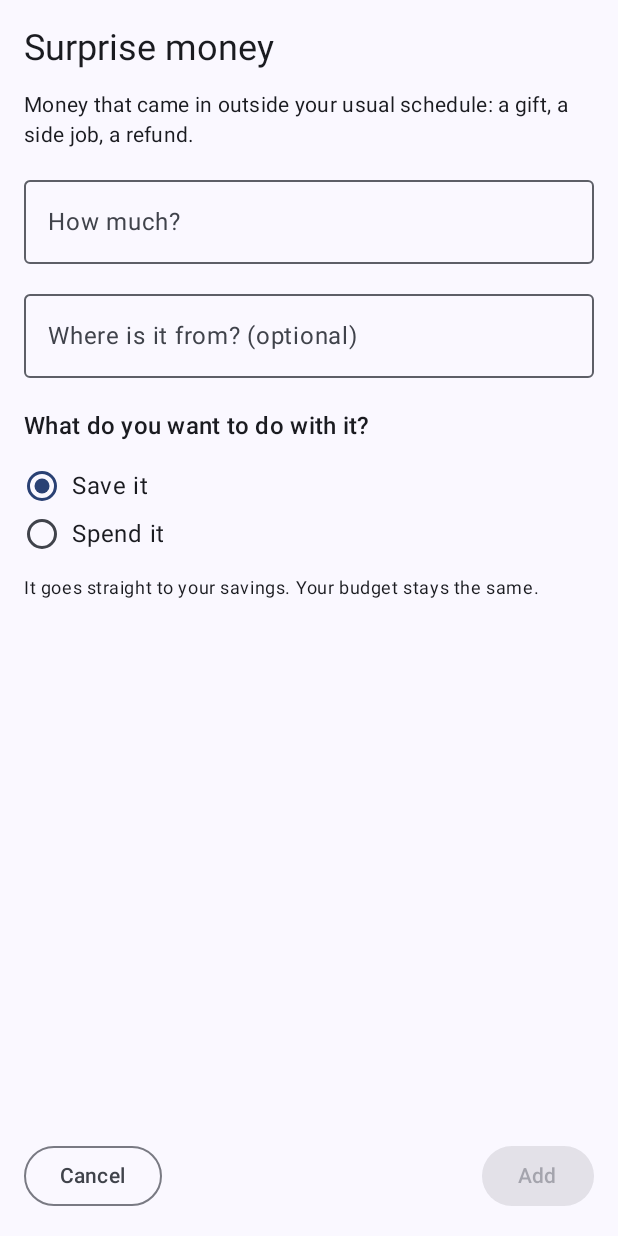
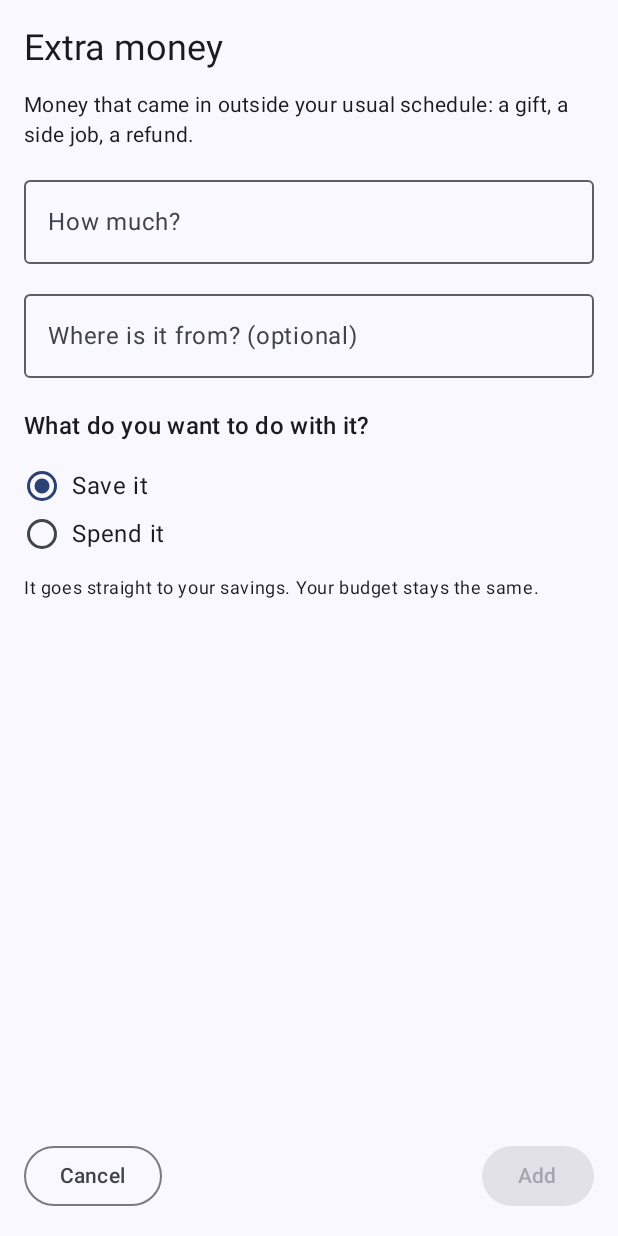
Before and after one commit to sastreDie/SuperSave, an Android app built with Jetpack Compose: the composable ExtraMoneyScreen shown on its own in the app's theme, on a phone screen of 412 x 824 dp. Run offline under Robolectric (Android 15) with nearby library versions, the phone set to English and light mode, and no system bars; our stand-ins replace Room's generated code; 1 statement that could not run was skipped.

Commit message:
Add month review, activity log, backdated expenses and midnight refresh
- Month review screen (D9, D21, D25): "You saved", the goal line, and
  Keep it / Spend it for the leftover; changing it moves the money into or
  out of savings and the current week feels it right away (D18)
- Home shows a card for a closed month waiting for review, and a line when
  this month is short (D25)
- Activity log (D34): expenses, incomes, extra money, fixed payments,
  corrections and savings moves; tap to adjust or remove
- Expenses can be dated earlier in the current month (D35)
- "Surprise money" renamed to "Extra money"
- Widgets redraw once a day after midnight (WorkManager)
- Database v2 (ledger.linkedEntryId) and v3 (month_reviews.reviewed),
  both auto-migrated
- Debug pretend date is saved with commit() so it can't come back
- DESIGN.md (D9 update, D33 Spend it note, D34, D35) and DATA_MODEL.md
  brought up to date

Co-Authored-By: Claude Opus 5.5 <noreply@anthropic.com>

```diff
--- a/app/src/main/java/com/diegodavid/supersave/AppClock.kt
+++ b/app/src/main/java/com/diegodavid/supersave/AppClock.kt
@@ -35,6 +35,10 @@ object AppClock {
     /** null = go back to the real date. */
     fun setPretend(date: LocalDate?) {
         _pretend.value = date
-        prefs?.edit()?.apply { if (date == null) remove(KEY) else putString(KEY, date.toString()) }?.apply()
+        // commit(), not apply(): written to disk right away, so a reinstall or a killed
+        // process can't bring back an older pretend date.
+        val editor = prefs?.edit() ?: return
+        if (date == null) editor.remove(KEY) else editor.putString(KEY, date.toString())
+        editor.commit()
     }
 }
--- a/app/src/main/java/com/diegodavid/supersave/MainActivity.kt
+++ b/app/src/main/java/com/diegodavid/supersave/MainActivity.kt
@@ -26,15 +26,16 @@ import com.diegodavid.supersave.data.SuperSaveDatabase
 import com.diegodavid.supersave.ui.CorrectBalanceScreen
 import com.diegodavid.supersave.ui.HomeScreen
 import com.diegodavid.supersave.ui.MainViewModel
+import com.diegodavid.supersave.ui.MonthReviewScreen
 import com.diegodavid.supersave.ui.SettingsScreen
-import com.diegodavid.supersave.ui.SurpriseMoneyScreen
+import com.diegodavid.supersave.ui.ExtraMoneyScreen
 import com.diegodavid.supersave.ui.WeighScreen
 import com.diegodavid.supersave.ui.setup.SetupScreen
 import com.diegodavid.supersave.ui.theme.SuperSaveTheme
 import kotlinx.coroutines.flow.map
 
 /** The screens after setup. Home is the start; the others go back to it. */
-enum class Screen { HOME, EXPENSE, SURPRISE, CORRECT, SETTINGS }
+enum class Screen { HOME, EXPENSE, EXTRA, CORRECT, SETTINGS, REVIEW }
 
 /**
  * The one screen Android opens when you tap the app icon or a widget.
@@ -111,13 +112,15 @@ private fun MainScreens(modifier: Modifier, requested: MutableState<Screen?>, vm
         Screen.HOME -> HomeScreen(
             vm,
             onExpense = { screen = Screen.EXPENSE },
-            onSurprise = { screen = Screen.SURPRISE },
+            onExtra = { screen = Screen.EXTRA },
+            onReview = { screen = Screen.REVIEW },
             onCorrect = { screen = Screen.CORRECT },
             onSettings = { screen = Screen.SETTINGS },
             modifier = modifier,
         )
         Screen.EXPENSE -> WeighScreen(vm, onDone = home, modifier = modifier)
-        Screen.SURPRISE -> SurpriseMoneyScreen(vm, onDone = home, modifier = modifier)
+        Screen.EXTRA -> ExtraMoneyScreen(vm, onDone = home, modifier = modifier)
+        Screen.REVIEW -> MonthReviewScreen(vm, onDone = home, modifier = modifier)
         Screen.CORRECT -> CorrectBalanceScreen(vm, onDone = home, modifier = modifier)
         Screen.SETTINGS -> SettingsScreen(vm, onBack = home, modifier = modifier)
     }
--- a/app/src/main/java/com/diegodavid/supersave/SuperSaveApp.kt
+++ b/app/src/main/java/com/diegodavid/supersave/SuperSaveApp.kt
@@ -2,6 +2,7 @@ package com.diegodavid.supersave
 
 import android.app.Application
 import com.diegodavid.supersave.data.SuperSaveDatabase
+import com.diegodavid.supersave.widget.MidnightRefreshWorker
 import com.diegodavid.supersave.widget.refreshWidget
 import kotlinx.coroutines.CoroutineScope
 import kotlinx.coroutines.Dispatchers
@@ -26,6 +27,7 @@ class SuperSaveApp : Application() {
     override fun onCreate() {
         super.onCreate()
         AppClock.init(this)
+        MidnightRefreshWorker.schedule(this)
         val db = SuperSaveDatabase.get(this)
         appScope.launch {
             db.invalidationTracker
--- a/app/src/main/java/com/diegodavid/supersave/data/Daos.kt
+++ b/app/src/main/java/com/diegodavid/supersave/data/Daos.kt
@@ -35,13 +35,29 @@ interface LedgerDao {
     @Query("SELECT COALESCE(-SUM(amount), 0) FROM ledger WHERE type = 'EXPENSE' AND date BETWEEN :start AND :end")
     suspend fun spentBetween(start: LocalDate, end: LocalDate): Long
 
-    /** The expense rows themselves, newest first (the list on the home screen). */
-    @Query("SELECT * FROM ledger WHERE type = 'EXPENSE' AND date BETWEEN :start AND :end ORDER BY date DESC, id DESC")
-    suspend fun expensesBetween(start: LocalDate, end: LocalDate): List<LedgerEntry>
+    /**
+     * The activity log on home: every row between two dates, newest first, except the
+     * savings halves of extra money (they're shown as part of their income row).
+     */
+    @Query("SELECT * FROM ledger WHERE date BETWEEN :start AND :end AND linkedEntryId IS NULL ORDER BY date DESC, id DESC")
+    suspend fun activityBetween(start: LocalDate, end: LocalDate): List<LedgerEntry>
 
-    /** Only expenses can be deleted by hand; the other rows are history. */
-    @Query("DELETE FROM ledger WHERE id = :id AND type = 'EXPENSE'")
-    suspend fun deleteExpense(id: Long)
+    /** Ids of the rows that have a linked savings half (extra money that was saved). */
+    @Query("SELECT linkedEntryId FROM ledger WHERE linkedEntryId IS NOT NULL AND date BETWEEN :start AND :end")
+    suspend fun savedLinksBetween(start: LocalDate, end: LocalDate): List<Long>
+
+    @Query("SELECT * FROM ledger WHERE id = :id")
+    suspend fun get(id: Long): LedgerEntry?
+
+    @Update
+    suspend fun update(entry: LedgerEntry)
+
+    /** Removes a row and its linked savings half, if it has one. */
+    @Query("DELETE FROM ledger WHERE id = :id OR linkedEntryId = :id")
+    suspend fun deleteWithLinked(id: Long)
+
+    @Query("UPDATE ledger SET amount = :amount WHERE linkedEntryId = :id")
+    suspend fun updateLinkedAmount(id: Long, amount: Long)
 
     /** Dates a fixed payment was already deducted, so it's never deducted twice. */
     @Query("SELECT date FROM ledger WHERE paymentId = :paymentId")
@@ -121,6 +137,17 @@ interface MonthReviewDao {
 
     @Query("SELECT * FROM month_reviews WHERE month = :month")
     suspend fun get(month: java.time.YearMonth): MonthReview?
+
+    /** The newest closed month the user hasn't reviewed yet (D9), or null. */
+    @Query("SELECT * FROM month_reviews WHERE reviewed = 0 ORDER BY month DESC LIMIT 1")
+    suspend fun latestUnreviewed(): MonthReview?
+
+    @Update
+    suspend fun update(review: MonthReview)
+
+    /** After reviewing a month, older unreviewed ones keep their automatic choice. */
+    @Query("UPDATE month_reviews SET reviewed = 1 WHERE month < :month")
+    suspend fun markReviewedBefore(month: java.time.YearMonth)
 }
 
 @Dao
--- a/app/src/main/java/com/diegodavid/supersave/data/LedgerEntry.kt
+++ b/app/src/main/java/com/diegodavid/supersave/data/LedgerEntry.kt
@@ -24,5 +24,8 @@ data class LedgerEntry(
     val note: String? = null,
     // Set when a RecurringIncome / FixedPayment created this entry automatically.
     val incomeId: Long? = null,
-    val paymentId: Long? = null
+    val paymentId: Long? = null,
+    // Database v2: a SAVINGS_TRANSFER that belongs to another row, e.g. the "save it"
+    // half of extra money (D31). Editing or removing that row changes this one too.
+    val linkedEntryId: Long? = null,
 )
--- a/app/src/main/java/com/diegodavid/supersave/data/SuperSaveDatabase.kt
+++ b/app/src/main/java/com/diegodavid/supersave/data/SuperSaveDatabase.kt
@@ -1,6 +1,7 @@
 package com.diegodavid.supersave.data
 
 import android.content.Context
+import androidx.room.AutoMigration
 import androidx.room.Database
 import androidx.room.Room
 import androidx.room.RoomDatabase
@@ -19,8 +20,11 @@ import androidx.room.TypeConverters
         MonthReview::class,
         Settings::class,
     ],
-    version = 1,
+    version = 3,
     exportSchema = true,
+    // v2 adds ledger.linkedEntryId; v3 adds month_reviews.reviewed. Room writes these
+    // migrations itself from the exported schemas (app/schemas), and existing data is kept.
+    autoMigrations = [AutoMigration(from = 1, to = 2), AutoMigration(from = 2, to = 3)],
 )
 @TypeConverters(Converters::class)
 abstract class SuperSaveDatabase : RoomDatabase() {
--- a/app/src/main/java/com/diegodavid/supersave/ui/SurpriseMoneyScreen.kt
+++ b/app/src/main/java/com/diegodavid/supersave/ui/ExtraMoneyScreen.kt
@@ -29,11 +29,11 @@ import com.diegodavid.supersave.R
 import com.diegodavid.supersave.data.ReviewChoice
 
 /**
- * Surprise money (D7, D31): money that arrived outside any schedule. The user picks
+ * Extra money (D7, D31): money that arrived outside any schedule. The user picks
  * whether it goes to savings or to this month's spending. (UI by Claude, Nivel 2.)
  */
 @Composable
-fun SurpriseMoneyScreen(vm: MainViewModel, onDone: () -> Unit, modifier: Modifier = Modifier) {
+fun ExtraMoneyScreen(vm: MainViewModel, onDone: () -> Unit, modifier: Modifier = Modifier) {
     val settings by vm.settings.collectAsStateWithLifecycle()
     var amountText by rememberSaveable { mutableStateOf("") }
     var note by rememberSaveable { mutableStateOf("") }
@@ -47,27 +47,27 @@ fun SurpriseMoneyScreen(vm: MainViewModel, onDone: () -> Unit, modifier: Modifie
             Modifier.weight(1f).verticalScroll(rememberScrollState()),
             verticalArrangement = Arrangement.spacedBy(12.dp),
         ) {
-            ScreenTitle(stringResource(R.string.surprise_title), stringResource(R.string.surprise_body))
+            ScreenTitle(stringResource(R.string.extra_title), stringResource(R.string.extra_body))
             MoneyField(
                 value = amountText,
                 onValueChange = { amountText = it },
-                label = stringResource(R.string.surprise_amount),
+                label = stringResource(R.string.extra_amount),
                 isError = amountText.isNotBlank() && amount == null,
             )
             OutlinedTextField(
                 value = note,
                 onValueChange = { note = it },
-                label = { Text(stringResource(R.string.surprise_note)) },
+                label = { Text(stringResource(R.string.extra_note)) },
                 singleLine = true,
                 modifier = Modifier.fillMaxWidth(),
             )
-            SectionTitle(stringResource(R.string.surprise_question))
+            SectionTitle(stringResource(R.string.extra_question))
             Column(Modifier.selectableGroup()) {
-                RadioRow(stringResource(R.string.surprise_save), saveIt) { save = true }
-                RadioRow(stringResource(R.string.surprise_spend), !saveIt) { save = false }
+                RadioRow(stringResource(R.string.extra_save), saveIt) { save = true }
+                RadioRow(stringResource(R.string.extra_spend), !saveIt) { save = false }
             }
             Text(
-                stringResource(if (saveIt) R.string.surprise_save_note else R.string.surprise_spend_note),
+                stringResource(if (saveIt) R.string.extra_save_note else R.string.extra_spend_note),
                 style = MaterialTheme.typography.bodySmall,
             )
         }
@@ -75,9 +75,9 @@ fun SurpriseMoneyScreen(vm: MainViewModel, onDone: () -> Unit, modifier: Modifie
             OutlinedButton(onClick = onDone) { Text(stringResource(android.R.string.cancel)) }
             Spacer(Modifier.weight(1f))
             Button(
-                onClick = { vm.addSurpriseMoney(amount!!, note.trim().ifBlank { null }, saveIt); onDone() },
+                onClick = { vm.addExtraMoney(amount!!, note.trim().ifBlank { null }, saveIt); onDone() },
                 enabled = amount != null,
-            ) { Text(stringResource(R.string.surprise_add)) }
+            ) { Text(stringResource(R.string.extra_add)) }
         }
     }
 }
--- a/app/src/main/res/values/strings.xml
+++ b/app/src/main/res/values/strings.xml
@@ -70,17 +70,24 @@
     <string name="home_week">%1$s – %2$s</string>
     <string name="home_budget_spent">Budget %1$s · spent %2$s</string>
     <string name="expense_button">Check &amp; record an expense</string>
-    <string name="surprise_button">Surprise money</string>
+    <string name="extra_button">Extra money</string>
     <string name="stat_week_short">This week</string>
     <string name="stat_month">Left this month</string>
     <string name="stat_balance">Balance</string>
     <string name="stat_saved">Saved</string>
     <string name="home_goal_note">This month\'s savings goal of %1$s is already set aside.</string>
-    <string name="home_expenses_title">This week\'s expenses</string>
-    <string name="home_expenses_empty">Nothing spent this week yet.</string>
-    <string name="home_expense_no_note">Expense</string>
-    <string name="home_delete_title">Remove this expense?</string>
-    <string name="home_delete_body">The %1$s goes back into this week\'s budget.</string>
+    <string name="activity_title">Activity</string>
+    <string name="activity_empty">Nothing in the last month yet.</string>
+    <string name="activity_show_older">Show older</string>
+    <string name="activity_expense">Expense</string>
+    <string name="activity_extra">Extra money</string>
+    <string name="activity_extra_saved">Extra money · saved</string>
+    <string name="activity_income">Income</string>
+    <string name="activity_payment">Fixed payment</string>
+    <string name="activity_correction">Balance correction</string>
+    <string name="activity_to_savings">Moved to savings</string>
+    <string name="activity_note">Note</string>
+    <string name="activity_recurring_hint">This only changes this one time. To change it every time, edit it in Settings. If it didn\'t happen, set it to 0.</string>
 
     <!-- Weigh the payment (D29) -->
     <string name="weigh_title">Check &amp; record an expense</string>
@@ -117,6 +124,21 @@
     <string name="settings_stop_income_body">SuperSave won\'t expect this money anymore. What you already received stays in your history.</string>
     <string name="settings_stop_payment_body">SuperSave won\'t set money aside for it anymore. Past payments stay in your history.</string>
 
+    <string name="review_card">%1$s is over. See how it went</string>
+    <string name="review_title">How %1$s went</string>
+    <string name="review_you_saved">You saved</string>
+    <string name="review_goal_line">Savings goal: %1$s of %2$s</string>
+    <string name="review_goal_met">You met your savings goal!</string>
+    <string name="review_short">You were %1$s short of your goal. That\'s okay: a new month is a fresh start.</string>
+    <string name="review_leftover">You had %1$s left over</string>
+    <string name="review_spend_now">Spend it: it\'s added to this month\'s money</string>
+    <string name="review_done">Done</string>
+    <string name="home_short">Right now you\'re %1$s short for this month. Spending a little less will close the gap.</string>
+    <string name="weigh_date_today">Date: today</string>
+    <string name="weigh_date">Date: %1$s</string>
+    <string name="weigh_past_week">That day is in an earlier week, so this week\'s money doesn\'t change. It comes out of what\'s left this month.</string>
+    <string name="activity_from_savings">Taken out of savings</string>
+
     <!-- Widget picker -->
     <string name="widget_label">SuperSave summary</string>
     <string name="widget_description">This week, this month, your balance and savings</string>
@@ -125,17 +147,17 @@
     <string name="quick_widget_action">+ Record expense</string>
     <string name="quick_widget_left">%1$s left this week</string>
 
-    <!-- Surprise money (D31) -->
-    <string name="surprise_title">Surprise money</string>
-    <string name="surprise_body">Money that came in outside your usual schedule: a gift, a side job, a refund.</string>
-    <string name="surprise_amount">How much?</string>
-    <string name="surprise_note">Where is it from? (optional)</string>
-    <string name="surprise_question">What do you want to do with it?</string>
-    <string name="surprise_save">Save it</string>
-    <string name="surprise_spend">Spend it</string>
-    <string name="surprise_save_note">It goes straight to your savings. Your budget stays the same.</string>
-    <string name="surprise_spend_note">It\'s added to this month\'s money and shows up in your weekly budget starting next week.</string>
-    <string name="surprise_add">Add</string>
+    <!-- Extra money (D31) -->
+    <string name="extra_title">Extra money</string>
+    <string name="extra_body">Money that came in outside your usual schedule: a gift, a side job, a refund.</string>
+    <string name="extra_amount">How much?</string>
+    <string name="extra_note">Where is it from? (optional)</string>
+    <string name="extra_question">What do you want to do with it?</string>
+    <string name="extra_save">Save it</string>
+    <string name="extra_spend">Spend it</string>
+    <string name="extra_save_note">It goes straight to your savings. Your budget stays the same.</string>
+    <string name="extra_spend_note">It\'s added to this month\'s money and shows up in your weekly budget starting next week.</string>
+    <string name="extra_add">Add</string>
     <string name="widget_no_data">Open SuperSave to set up</string>
 
     <!-- Shared by the app and the widget -->
```
Also changed, not shown: app/src/main/java/com/diegodavid/supersave/data/BudgetRepository.kt (+112 -9 lines), app/src/main/java/com/diegodavid/supersave/data/MonthReview.kt (+13 -4 lines), app/src/main/java/com/diegodavid/supersave/ui/ActivityLog.kt (added, +143 -0 lines), app/src/main/java/com/diegodavid/supersave/ui/HomeScreen.kt (+20 -37 lines), app/src/main/java/com/diegodavid/supersave/ui/MainViewModel.kt (+21 -4 lines), app/src/main/java/com/diegodavid/supersave/ui/MonthReviewScreen.kt (added, +100 -0 lines), app/src/main/java/com/diegodavid/supersave/ui/WeighScreen.kt (+63 -3 lines), app/src/main/java/com/diegodavid/supersave/widget/MidnightRefreshWorker.kt (added, +43 -0 lines), 5 other files.
